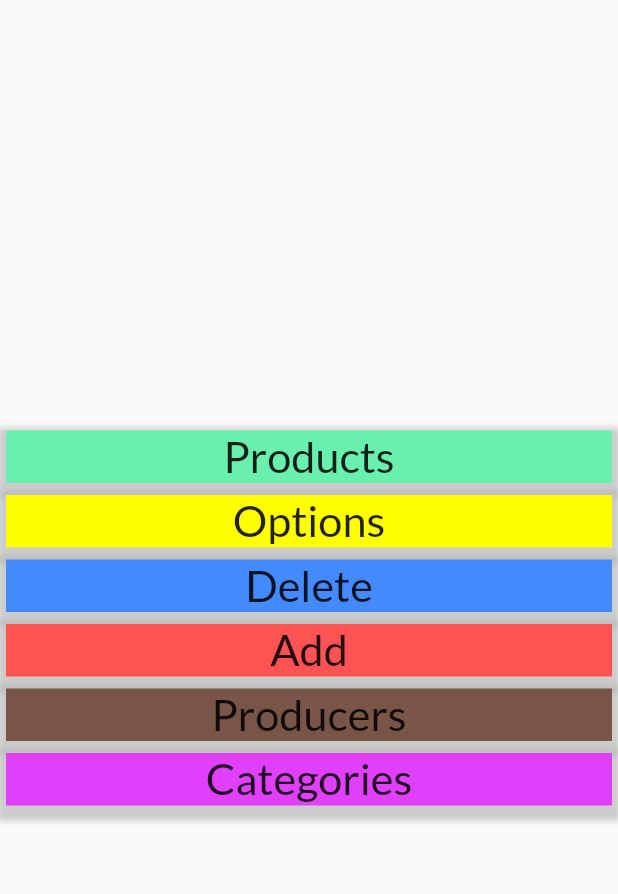
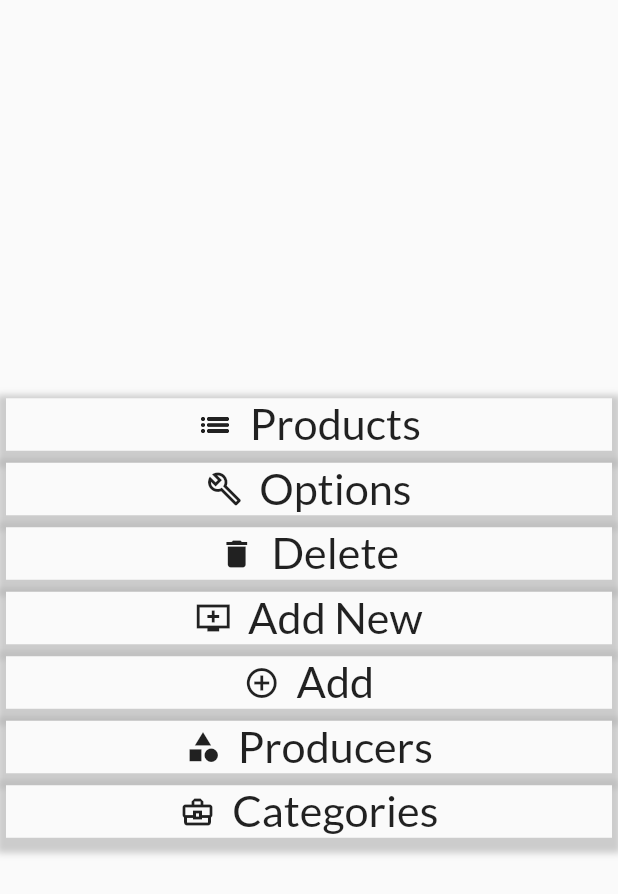
Before and after one commit to MarekSledziewski/HomeWMS, a Flutter app: the screen it shows after launch, on a phone screen of 412 x 824 dp. Shown: the top 894 px of the screen. Run offline on Flutter 3.47's test engine with Material 2 defaults, Android fonts, the phone set to English and light mode, and no system bars; our stand-ins replace bloc, equatable, flutter_bloc, flutter_slidable, google_fonts, hive; missing offline and left inert: flutter_barcode_scanner; accounts and stored records are empty.

Commit message:
some editin product and ad

```diff
--- a/home_wms/lib/add/add/add_event.dart
+++ b/home_wms/lib/add/bloc/add_event.dart
@@ -17,9 +17,16 @@ class EditEvent extends AddEvent {
 }
 
 class AddQuanitiEvent extends AddEvent {
-   final int quantity;
-     final String name;
-  AddQuanitiEvent(this.quantity,this.name);
+  final int quantity;
+  final String name;
+  AddQuanitiEvent(this.quantity, this.name);
   @override
   List<Object?> get props => [quantity, name];
 }
+
+class FindByScanner extends AddEvent {
+  final String barcode;
+  FindByScanner(this.barcode);
+  @override
+  List<Object?> get props => [barcode];
+}
--- a/home_wms/lib/add/add/add_state.dart
+++ b/home_wms/lib/add/bloc/add_state.dart
@@ -19,3 +19,7 @@ class ProductExsistsState extends AddState {
   final Product product;
   ProductExsistsState(this.product);
 }
+class ProdcutFindedState extends AddState {
+  final Product product;
+  ProdcutFindedState(this.product);
+}
--- a/home_wms/lib/category/ui/category_screen.dart
+++ b/home_wms/lib/category/ui/category_screen.dart
@@ -140,7 +140,7 @@ class CategoryScreenState extends State<CategoryScreen> {
           fillColor: Colors.white,
           border: InputBorder.none,
           prefixIcon: Icon(Icons.search),
-          hintText: 'Search'));
+          labelText: 'Search'));
 
   _getSearch() => BlocProvider.of<CategoryBloc>(context)
       .add(GetSearchEvent(searchTextFieldController.text));
@@ -182,7 +182,7 @@ class CategoryScreenState extends State<CategoryScreen> {
             ],
             content: TextField(
               controller: _addTextFieldController,
-              decoration: InputDecoration(hintText: "Category"),
+              decoration: InputDecoration(labelText: "Category"),
             ),
           ));
 
@@ -208,7 +208,7 @@ class CategoryScreenState extends State<CategoryScreen> {
             ],
             content: TextField(
               controller: _editTextFieldController,
-              decoration: InputDecoration(hintText: "Category"),
+              decoration: InputDecoration(labelText: "Category"),
             ),
           ));
 
--- a/home_wms/lib/delete/ui/delete_screen.dart
+++ b/home_wms/lib/delete/ui/delete_screen.dart
@@ -75,7 +75,7 @@ class DeleteScreenState extends State<DeleteScreen> {
           counter: Offstage(),
           fillColor: Colors.white,
           border: InputBorder.none,
-          hintText: 'Name'));
+          labelText: 'Name'));
 
   Widget quantityField() => TextField(
       keyboardType: TextInputType.number,
@@ -99,7 +99,7 @@ class DeleteScreenState extends State<DeleteScreen> {
           counter: Offstage(),
           fillColor: Colors.white,
           border: InputBorder.none,
-          hintText: 'quantity'));
+          labelText: 'quantity'));
 
   Widget buildDeleteButton() => OutlinedButton(
         onPressed: () {
--- a/home_wms/lib/main.dart
+++ b/home_wms/lib/main.dart
@@ -1,7 +1,7 @@
 import 'package:flutter/material.dart';
 import 'package:flutter_bloc/flutter_bloc.dart';
 import 'package:hive/hive.dart';
-import 'package:home_wms/add/add/add_bloc.dart';
+import 'package:home_wms/add/bloc/add_bloc.dart';
 import 'package:home_wms/category/bloc/category_bloc.dart';
 import 'package:home_wms/delete/bloc/delete_bloc.dart';
 import 'package:home_wms/menu/ui/menu_screen.dart';
--- a/home_wms/lib/menu/ui/menu_screen.dart
+++ b/home_wms/lib/menu/ui/menu_screen.dart
@@ -16,16 +16,17 @@ class MenuScreen extends StatelessWidget {
   Widget buildButtons(context) => Column(
         mainAxisAlignment: MainAxisAlignment.center,
         children: [
-          _buildButton('Products', Colors.greenAccent, context),
-          _buildButton('Options', Colors.yellowAccent, context),
-          _buildButton('Delete', Colors.blueAccent, context),
-          _buildButton('Add', Colors.redAccent, context),
-          _buildButton('Producers', Colors.brown, context),
-          _buildButton('Categories', Colors.purpleAccent, context),
+          _buildButton('Products', Icons.list_sharp , context),
+          _buildButton('Options', Icons.build_outlined  , context),
+          _buildButton('Delete', Icons.delete , context),
+          _buildButton('Add New', Icons.add_to_queue_sharp , context),
+           _buildButton('Add', Icons.add_circle_outline_sharp  , context),
+          _buildButton('Producers',Icons.category , context),
+          _buildButton('Categories', Icons.business_center_outlined   , context),
         ],
       );
 
-  Widget _buildButton(_buttonName, _buttonColor, context) => Container(
+  Widget _buildButton(String _buttonName, _buttonIcon, context) => Container(
       padding: EdgeInsets.all(4),
       decoration: BoxDecoration(
         boxShadow: [
@@ -37,17 +38,18 @@ class MenuScreen extends StatelessWidget {
         ],
       ),
       child: Material(
-          color: _buttonColor,
           child: InkWell(
               radius: 100,
-              splashColor: _buttonColor.withAlpha(90),
-              highlightColor: _buttonColor.withAlpha(90),
+              splashColor: Colors.grey,
               onTap: () {
                 _navigationController.navigate(_buttonName, context);
               },
-              child: Center(
-                  child: Text(_buttonName,
+                  child: Row(
+                    mainAxisAlignment: MainAxisAlignment.center,
+                    children: [
+                    Icon(_buttonIcon),
+                    Text('  '+_buttonName,
                       style: GoogleFonts.lato(
                           fontSize:
-                              MediaQuery.of(context).size.width * 0.07))))));
+                              MediaQuery.of(context).size.width * 0.07))]))));
 }
--- a/home_wms/lib/prodcuts_list/bloc/products_list_bloc.dart
+++ b/home_wms/lib/prodcuts_list/bloc/products_list_bloc.dart
@@ -3,7 +3,6 @@ import 'package:bloc/bloc.dart';
 import 'package:equatable/equatable.dart';
 import 'package:hive/hive.dart';
 import 'package:home_wms/model/products/products.dart';
-import 'package:home_wms/producer/bloc/producer_bloc.dart';
 import 'package:meta/meta.dart';
 
 part 'products_list_event.dart';
--- a/home_wms/lib/producer/ui/producer_add_and_edit_screen.dart
+++ b/home_wms/lib/producer/ui/producer_add_and_edit_screen.dart
@@ -68,7 +68,7 @@ class AddProducerScreen extends StatelessWidget {
           counter: Offstage(),
           fillColor: Colors.white,
           border: InputBorder.none,
-          hintText: 'Name'));
+          labelText: 'Name'));
 
   Widget producerAdressTextField(context) => TextField(
       onEditingComplete: () {
@@ -90,7 +90,7 @@ class AddProducerScreen extends StatelessWidget {
           counter: Offstage(),
           fillColor: Colors.white,
           border: InputBorder.none,
-          hintText: 'Adress'));
+          labelText: 'Adress'));
 
   Widget producerDescryptionField(context) => TextField(
       maxLines: 20,
@@ -112,7 +112,7 @@ class AddProducerScreen extends StatelessWidget {
           counter: Offstage(),
           fillColor: Colors.white,
           border: InputBorder.none,
-          hintText: 'Descryptiom'));
+          labelText: 'Descryptiom'));
 
   Widget _okButton(context) => OutlinedButton(
         style: ButtonStyle(
--- a/home_wms/lib/producer/ui/producer_screen.dart
+++ b/home_wms/lib/producer/ui/producer_screen.dart
@@ -1,5 +1,4 @@
 import 'package:flutter/cupertino.dart';
-import 'package:flutter/foundation.dart';
 import 'package:flutter/material.dart';
 import 'package:flutter/services.dart';
 import 'package:flutter_bloc/flutter_bloc.dart';
@@ -145,7 +144,7 @@ class ProducerScreenState extends State<ProducerScreen> {
           fillColor: Colors.white,
           border: InputBorder.none,
           prefixIcon: Icon(Icons.search),
-          hintText: 'Search'));
+          labelText: 'Search'));
 
   _getSearch() => BlocProvider.of<ProducerBloc>(context)
       .add(GetSearchEvent(searchTextFieldController.text));
```
Also changed, not shown: home_wms/lib/add/bloc/add_bloc.dart (renamed from home_wms/lib/add/add/add_bloc.dart, +11 -0 lines), home_wms/lib/add/ui/add_new_screen.dart (+7 -8 lines), home_wms/lib/add/ui/add_to_exsisting.dart (+96 -1 lines), home_wms/lib/menu/menu_Navigation_controller.dart (+26 -3 lines), home_wms/lib/prodcuts_list/ui/products_edit_screen.dart (+4 -4 lines), home_wms/lib/prodcuts_list/ui/products_list_screen.dart (+7 -7 lines).
